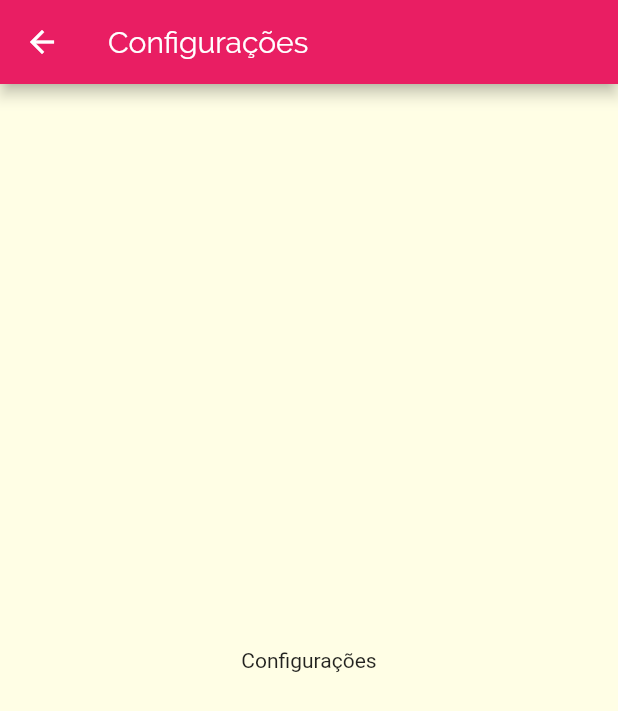
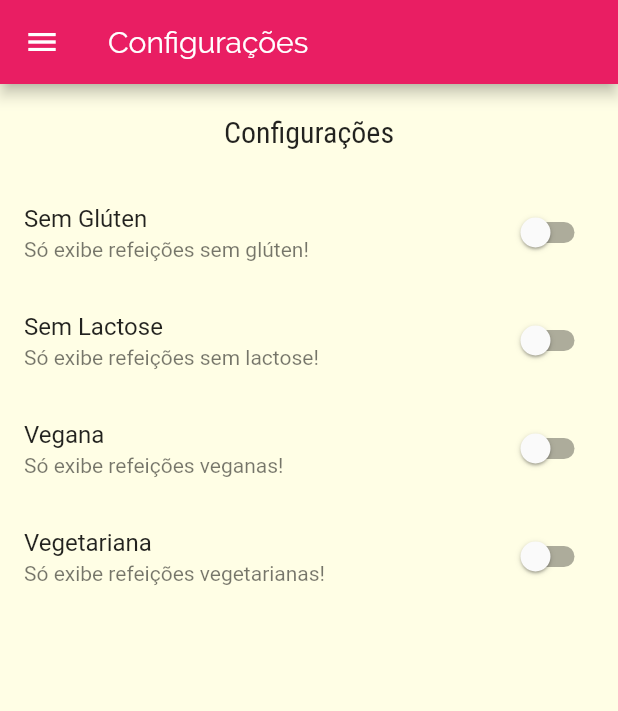
Before and after one commit to maycon7rocha/meals, a Flutter app: the SettingsScreen screen opened by its route, on a phone screen of 412 x 824 dp. Shown: the top 711 px of the screen. Run offline on Flutter 3.47's test engine with Material 2 defaults, Android fonts, the phone set to English and light mode, and no system bars; network calls fail.

Commit message:
192 - filtrando comidas

```diff
--- a/lib/components/main_drawer.dart
+++ b/lib/components/main_drawer.dart
@@ -14,7 +14,7 @@ class MainDrawer extends StatelessWidget {
         style: TextStyle(
           fontFamily: 'RobotoCondensed',
           fontSize: 24,
-          fontWeight: FontWeight.bold,
+          fontWeight: FontWeight.w200,
         ),
       ),
       onTap: onTap,
@@ -45,12 +45,12 @@ class MainDrawer extends StatelessWidget {
           _createItem(
             Icons.restaurant,
             'Refeições',
-            () => Navigator.of(context).pushNamed(AppRoutes.HOME),
+            () => Navigator.of(context).pushReplacementNamed(AppRoutes.HOME),
           ),
           _createItem(
             Icons.settings,
             'Configurações',
-            () => Navigator.of(context).pushNamed(AppRoutes.SETTINGS),
+            () => Navigator.of(context).pushReplacementNamed(AppRoutes.SETTINGS),
           ),
         ],
       ),
--- a/lib/main.dart
+++ b/lib/main.dart
@@ -1,13 +1,38 @@
 import 'package:flutter/material.dart';
+import 'package:meals/models/settings.dart';
 import 'package:meals/screens/categories_meals_screen.dart';
 import 'package:meals/screens/meal_detail_screen.dart';
 import 'screens/categories_screens.dart';
 import './utils/app_routes.dart';
 import 'screens/tabs_screen.dart';
 import 'screens/settings_screen.dart';
+
+import 'models/meal.dart';
+import 'data/dummy_data.dart';
+
 void main() => runApp(MyApp());
 
-class MyApp extends StatelessWidget {
+class MyApp extends StatefulWidget {
+  @override
+  _MyAppState createState() => _MyAppState();
+}
+
+class _MyAppState extends State<MyApp> {
+
+  List<Meal> _avaiableMeals = DUMMY_MEALS;
+
+  void _filterMeals(Settings settings) {
+    setState(() {
+      _avaiableMeals = DUMMY_MEALS.where((meal) {
+        final filterGluten = settings.isGlutenFree && !meal.isGlutenFree;
+        final filterLactose = settings.isLactoseFree && !meal.isLactoseFree;
+        final filterVegan = settings.isVegan && !meal.isVegan;
+        final filterVegetarian = settings.isVegetarian && !meal.isVegetarian;
+
+        return !filterGluten && !filterLactose && !filterVegan && !filterVegetarian;
+      }).toList();
+    });
+  }
   @override
   Widget build(BuildContext context) {
     return MaterialApp(
@@ -26,21 +51,10 @@ class MyApp extends StatelessWidget {
       ),
       routes: {
         AppRoutes.HOME: (ctx) => TabsScreen(),
-        AppRoutes.CATEGORIES_MEALS: (ctx) => CategoriesMealsScreen(),
+        AppRoutes.CATEGORIES_MEALS: (ctx) => CategoriesMealsScreen(_avaiableMeals),
         AppRoutes.MEAL_DETAIL: (ctx) => MealDeatailScreen(),
-        AppRoutes.SETTINGS: (ctx) => SettingsScreen(),
+        AppRoutes.SETTINGS: (ctx) => SettingsScreen(_filterMeals),
       },
-      // onGenerateRoute: (settings) {
-      //   if (settings.name == '/alguma-coisa') {
-      //     return null;
-      //   } else {
-      //     return MaterialPageRoute(
-      //       builder: (_) {
-      //         return CategoriesScreen();
-      //       },
-      //     );
-      //   }
-      // },
       onUnknownRoute: (settings) {
         return MaterialPageRoute(
           builder: (_) {
--- /dev/null
+++ b/lib/models/settings.dart
@@ -0,0 +1,13 @@
+class Settings {
+  bool isGlutenFree;
+  bool isLactoseFree;
+  bool isVegan;
+  bool isVegetarian;
+
+  Settings({
+    this.isGlutenFree = false,
+    this.isLactoseFree = false,
+    this.isVegan = false,
+    this.isVegetarian = false,
+  });
+}
--- a/lib/screens/settings_screen.dart
+++ b/lib/screens/settings_screen.dart
@@ -1,6 +1,36 @@
 import 'package:flutter/material.dart';
+import 'package:meals/components/main_drawer.dart';
+import 'package:meals/models/settings.dart';
 
-class SettingsScreen extends StatelessWidget {
+class SettingsScreen extends StatefulWidget {
+
+  final Function(Settings) onSettingsChanged;
+
+  const SettingsScreen(this.onSettingsChanged);
+
+  @override
+  _SettingsScreenState createState() => _SettingsScreenState();
+}
+
+class _SettingsScreenState extends State<SettingsScreen> {
+  var settings = Settings();
+
+  Widget _createSwitch(
+    String title,
+    String subtitle,
+    bool value,
+    Function(bool) onChanged,
+  ) {
+    return SwitchListTile.adaptive(
+      title: Text(title),
+      subtitle: Text(subtitle),
+      value: value,
+      onChanged: (value) {
+        onChanged(value);
+        widget.onSettingsChanged(settings);
+      },
+    );
+  }
 
   @override
   Widget build(BuildContext context) {
@@ -8,8 +38,47 @@ class SettingsScreen extends StatelessWidget {
       appBar: AppBar(
         title: Text('Configurações'),
       ),
-      body: Center(
-        child: Text('Configurações'),
+      drawer: MainDrawer(),
+      body: Column(
+        children: <Widget>[
+          Container(
+            padding: EdgeInsets.all(20),
+            child: Text(
+              'Configurações',
+              style: Theme.of(context).textTheme.title,
+            ),
+          ),
+          Expanded(
+            child: ListView(
+              children: <Widget>[
+                _createSwitch(
+                  'Sem Glúten',
+                  'Só exibe refeições sem glúten!',
+                  settings.isGlutenFree,
+                  (value) => setState(() => settings.isGlutenFree = value),
+                ),
+                _createSwitch(
+                  'Sem Lactose',
+                  'Só exibe refeições sem lactose!',
+                  settings.isLactoseFree,
+                  (value) => setState(() => settings.isLactoseFree = value),
+                ),
+                _createSwitch(
+                  'Vegana',
+                  'Só exibe refeições veganas!',
+                  settings.isVegan,
+                  (value) => setState(() => settings.isVegan = value),
+                ),
+                _createSwitch(
+                  'Vegetariana',
+                  'Só exibe refeições vegetarianas!',
+                  settings.isVegetarian,
+                  (value) => setState(() => settings.isVegetarian = value),
+                ),
+              ],
+            ),
+          ),
+        ],
       ),
     );
   }
```
Also changed, not shown: lib/components/meal_item.dart (+7 -1 lines), lib/screens/categories_meals_screen.dart (+7 -2 lines), lib/screens/meal_detail_screen.dart (+9 -0 lines).
